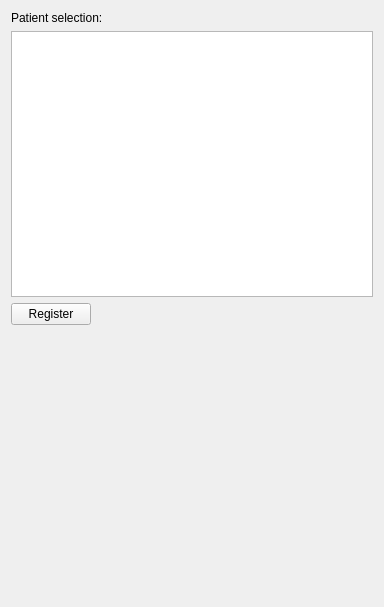
staffantackstrom/MRRectumTDLNMarkerExtension, file MRRectumTDNLMarker/Resources/UI/MRRectumTDNLMarker.ui: the form before one commit.
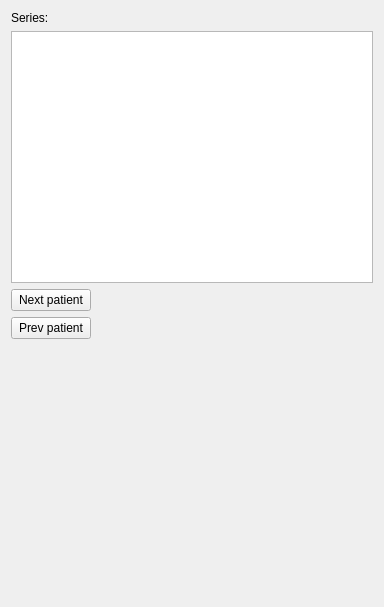
The form after the commit. Custom widgets are drawn as their Qt base class.

Commit message: Now shows correct volumes and can change patient

The edit to the form file:
```diff
--- a/MRRectumTDNLMarker/Resources/UI/MRRectumTDNLMarker.ui
+++ b/MRRectumTDNLMarker/Resources/UI/MRRectumTDNLMarker.ui
@@ -14,14 +14,14 @@
    <item row="0" column="0">
     <widget class="QLabel" name="label_5">
      <property name="text">
-      <string>Patient selection:</string>
+      <string>Series:</string>
      </property>
     </widget>
    </item>
    <item row="1" column="0" colspan="2">
     <widget class="qMRMLSubjectHierarchyTreeView" name="patientTreeView"/>
    </item>
-   <item row="3" column="0">
+   <item row="4" column="0">
     <spacer name="verticalSpacer">
      <property name="orientation">
       <enum>Qt::Vertical</enum>
@@ -34,10 +34,17 @@
      </property>
     </spacer>
    </item>
+   <item row="3" column="0">
+    <widget class="QPushButton" name="prevPatientButton">
+     <property name="text">
+      <string>Prev patient</string>
+     </property>
+    </widget>
+   </item>
    <item row="2" column="0">
     <widget class="QPushButton" name="registerButton">
      <property name="text">
-      <string>Register</string>
+      <string>Next patient</string>
      </property>
     </widget>
    </item>
```
Left out of the diff: 2 changed lines with no effect on the pictures. The commit also changes 1 other file.
